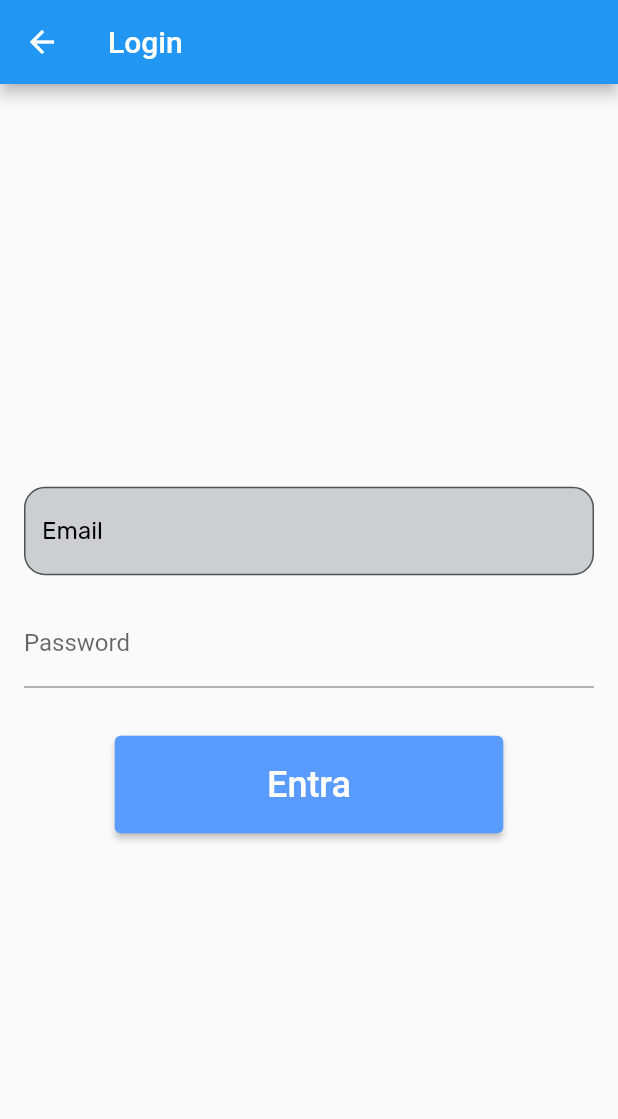
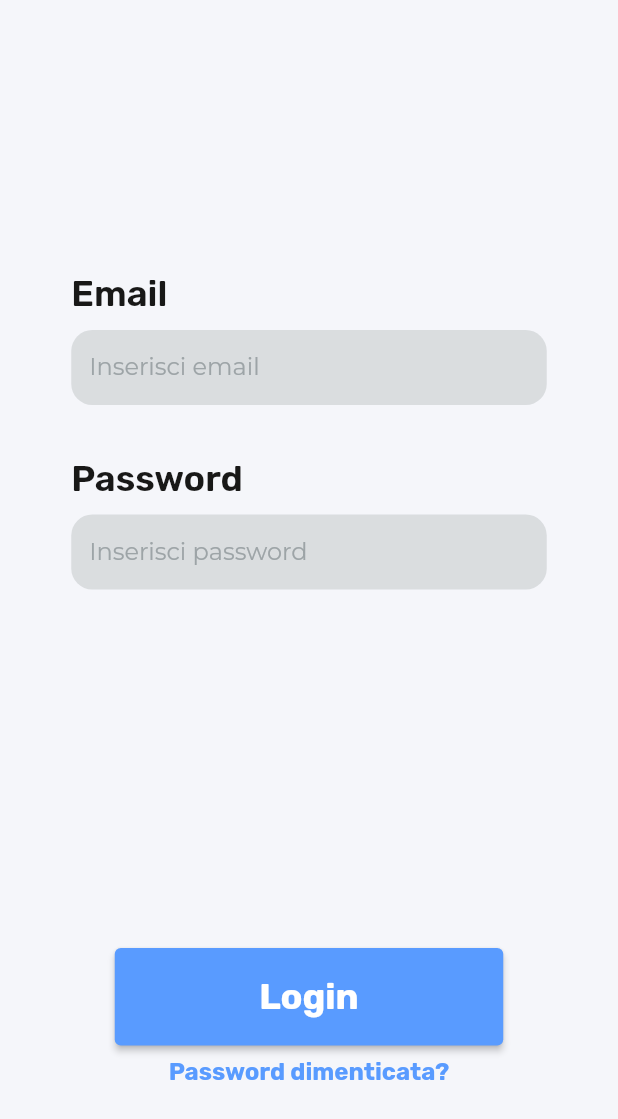
Before and after one commit to PoneiSaya/DeepTald, a Flutter app: the LoginScreen screen opened directly, on a phone screen of 412 x 824 dp. Shown: the top 1119 px of the screen. Run offline on Flutter 3.47's test engine with Material 2 defaults, Android fonts, the phone set to English and light mode, and no system bars; our stand-ins replace cloud_firestore, firebase_auth, firebase_core, get, google_fonts; accounts and stored records are empty.

Commit message:
completed login screen

```diff
--- a/deep_tald/lib/features/authentication/presentation/screens/login_screen.dart
+++ b/deep_tald/lib/features/authentication/presentation/screens/login_screen.dart
@@ -1,4 +1,5 @@
 import 'package:flutter/material.dart';
+import 'package:google_fonts/google_fonts.dart';
 import '../../controllers/auth_controller.dart';
 import 'package:get/get.dart';
 import '../widget/Button.dart';
@@ -12,35 +13,54 @@ class LoginScreen extends StatefulWidget {
 }
 
 class _LoginScreenState extends State<LoginScreen> {
-  TextEditingController _emailController = TextEditingController();
-  TextEditingController _passwordController = TextEditingController();
+  final TextEditingController _emailController = TextEditingController();
+  final TextEditingController _passwordController = TextEditingController();
   //dependency injection
   final AuthController authController = Get.find();
 
   @override
   Widget build(BuildContext context) {
     return Scaffold(
-      appBar: AppBar(
-        title: const Text('Login'),
-      ),
-      body: Padding(
-        padding: const EdgeInsets.all(16.0),
+      backgroundColor: const Color.fromARGB(255, 245, 246, 250),
+      //QUI CI VA APPBAR QUANDO SARA PRONTA
+      body: Center(
         child: Column(
-          mainAxisAlignment: MainAxisAlignment.center,
           children: [
-            CustomTextfield(control: _emailController, hintString: "Email"),
-            SizedBox(height: 8.0),
-            SizedBox(height: 8.0),
-            TextField(
-              controller: _passwordController,
-              decoration: InputDecoration(labelText: 'Password'),
-              obscureText: true,
-            ),
-            SizedBox(height: 8.0),
-            SizedBox(height: 8.0),
-            SizedBox(height: 16.0),
+            const SizedBox(height: 182.0),
+            SizedBox(
+                width: 317,
+                child: Text(
+                  "Email",
+                  style: GoogleFonts.rubik(
+                      color: const Color.fromARGB(255, 24, 24, 23),
+                      decoration: TextDecoration.none,
+                      fontWeight: FontWeight.w600,
+                      fontSize: 24),
+                )),
+            const SizedBox(height: 10),
+            CustomTextfield(
+                control: _emailController, hintString: "Inserisci email"),
+            const SizedBox(height: 35),
+            SizedBox(
+                width: 317,
+                child: Text(
+                  "Password",
+                  style: GoogleFonts.rubik(
+                      color: const Color.fromARGB(255, 24, 24, 23),
+                      decoration: TextDecoration.none,
+                      fontWeight: FontWeight.w600,
+                      fontSize: 24),
+                )),
+            const SizedBox(height: 10),
+            CustomTextfield(
+                control: _passwordController, hintString: "Inserisci password"),
+            const Spacer(),
+            Padding(
+                padding: const EdgeInsets.only(bottom: 100.0),
+                //alignment: Alignment.bottomCenter,
+                child: Column(children: [
                   Button(
-              buttonText: "Entra",
+                    buttonText: "Login",
                     onPressed: () async {
                       String email = _emailController.text.trim();
                       String password = _passwordController.text.trim();
@@ -56,6 +76,16 @@ class _LoginScreenState extends State<LoginScreen> {
                       }
                     },
                   ),
+                  const SizedBox(height: 8),
+                  Text(
+                    "Password dimenticata?",
+                    style: GoogleFonts.rubik(
+                        color: const Color(0xFF599BFF),
+                        decoration: TextDecoration.none,
+                        fontWeight: FontWeight.w700,
+                        fontSize: 16),
+                  )
+                ])),
           ],
         ),
       ),
--- a/deep_tald/lib/features/authentication/presentation/widget/Button.dart
+++ b/deep_tald/lib/features/authentication/presentation/widget/Button.dart
@@ -1,4 +1,5 @@
 import 'package:flutter/material.dart';
+import 'package:google_fonts/google_fonts.dart';
 
 class Button extends StatelessWidget {
   final String buttonText;
@@ -11,12 +12,16 @@ class Button extends StatelessWidget {
     return ElevatedButton(
       onPressed: onPressed,
       style: ElevatedButton.styleFrom(
-          backgroundColor: Color(0xFF599BFF),
+          backgroundColor: const Color(0xFF599BFF),
           foregroundColor: Colors.white,
-          fixedSize: Size(259, 65)),
+          fixedSize: const Size(259, 65)),
       child: Text(
         buttonText,
-        style: TextStyle(fontSize: 24),
+        style: GoogleFonts.rubik(
+            color: Color.fromRGBO(255, 255, 255, 1),
+            decoration: TextDecoration.none,
+            fontWeight: FontWeight.bold,
+            fontSize: 24),
       ),
     );
   }
--- a/deep_tald/lib/features/authentication/presentation/widget/custom_textfield.dart
+++ b/deep_tald/lib/features/authentication/presentation/widget/custom_textfield.dart
@@ -15,14 +15,22 @@ class CustomTextfield extends StatefulWidget {
 class _CustomTextfieldState extends State<CustomTextfield> {
   @override
   Widget build(BuildContext context) {
-    return TextField(
-        controller: widget.control,
-        decoration: InputDecoration(
-          border: OutlineInputBorder(borderRadius: BorderRadius.circular(14.0)),
-          filled: true,
-          fillColor: const Color.fromARGB(255, 203, 207, 209),
-          labelText: widget.hintString,
-          labelStyle: GoogleFonts.rubik(fontSize: 16, color: Colors.black),
-        ));
+    return SizedBox(
+      height: 50,
+      width: 317,
+      child: TextField(
+          controller: widget.control,
+          decoration: InputDecoration(
+            floatingLabelBehavior: FloatingLabelBehavior.never,
+            border: OutlineInputBorder(
+                borderSide: BorderSide.none,
+                borderRadius: BorderRadius.circular(14.0)),
+            filled: true,
+            fillColor: const Color.fromARGB(166, 203, 207, 209),
+            labelText: widget.hintString,
+            labelStyle: GoogleFonts.montserrat(
+                fontSize: 16, color: const Color.fromARGB(255, 157, 164, 167)),
+          )),
+    );
   }
 }
```
Also changed, not shown: 1 other file. Lines whose indentation alone changed are shown as unchanged.
